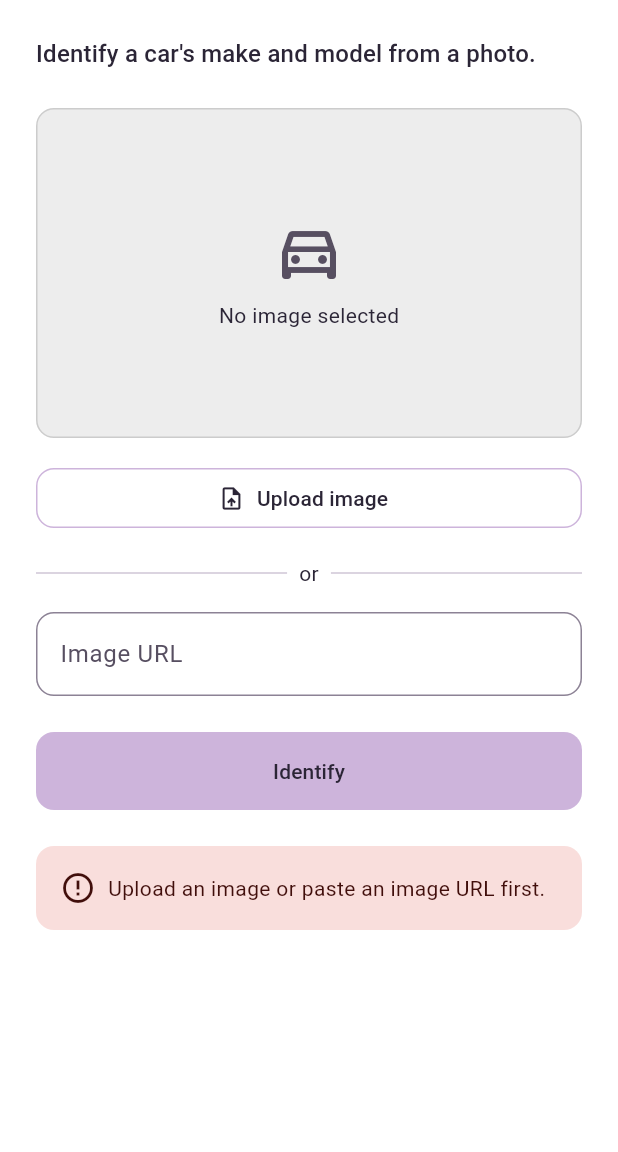
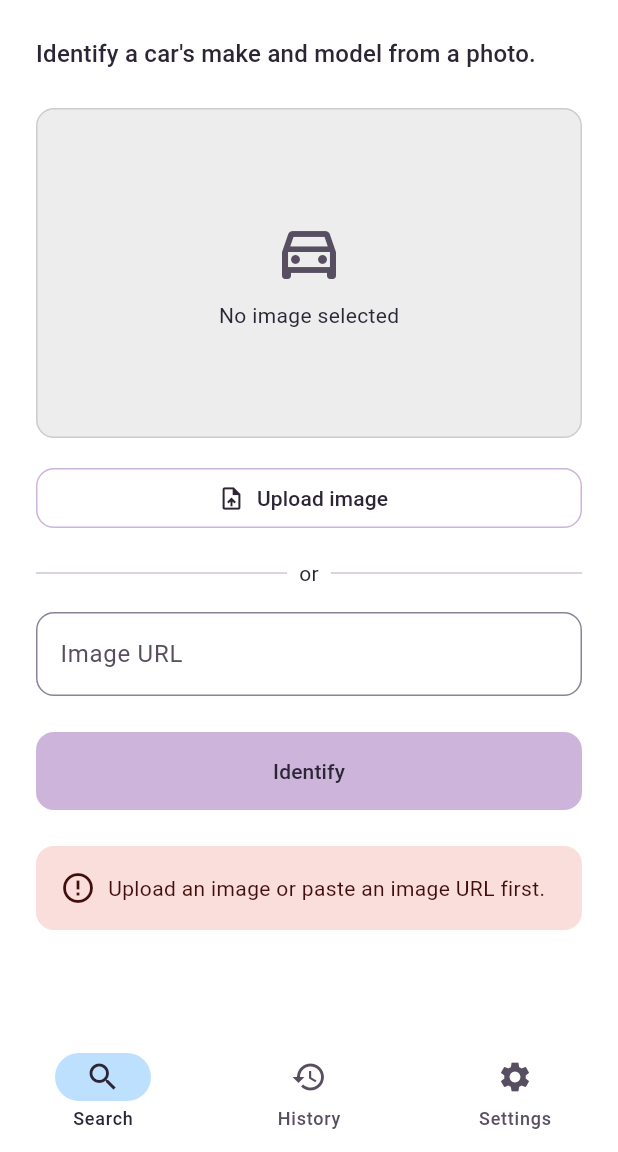
Before and after one commit to k13nNg/driftID, a Flutter app: the screen it shows after launch, after a tap on "Identify", on a phone screen of 412 x 824 dp, the part 84-1236 px from its top. Run offline on Flutter 3.47's test engine with Material 3 defaults, Android fonts, the phone set to English and light mode, and no system bars; our stand-ins replace file_picker; project files that could hold a hidden picture were left out.

Commit message:
T005: app shell + bottom tab navigation
Add an AppShell with a persistent NavigationBar over an IndexedStack of
Search / History / Settings, making it the MaterialApp home. Search stays
the default landing tab and reuses HomeScreen unchanged; History and
Settings are placeholder destinations (History is filled in T007).

Mark T005 done and move it to done/; update S002 table/criterion and the
T006/T007 dependency links.

Co-authored-by: Cursor <cursoragent@cursor.com>

```diff
--- /dev/null
+++ b/ui/lib/app_shell.dart
@@ -0,0 +1,66 @@
+import 'package:flutter/material.dart';
+
+import 'screens/history_screen.dart';
+import 'screens/home_screen.dart';
+import 'screens/settings_screen.dart';
+
+/// App shell hosting the three top-level sections behind a persistent bottom
+/// [NavigationBar] (US-07). An [IndexedStack] keeps every tab's state alive, so
+/// switching sections never triggers a route push or full reload — the Search
+/// flow keeps its picked image / results when the user visits History and back.
+class AppShell extends StatefulWidget {
+  const AppShell({super.key});
+
+  @override
+  State<AppShell> createState() => _AppShellState();
+}
+
+class _AppShellState extends State<AppShell> {
+  // Default landing section is Search (US-07).
+  int _index = 0;
+
+  static const List<Widget> _sections = [
+    HomeScreen(),
+    HistoryScreen(),
+    SettingsScreen(),
+  ];
+
+  void _onDestinationSelected(int index) {
+    setState(() => _index = index);
+  }
+
+  @override
+  Widget build(BuildContext context) {
+    return Scaffold(
+      body: IndexedStack(
+        index: _index,
+        children: _sections,
+      ),
+      bottomNavigationBar: NavigationBar(
+        key: const Key('app-nav-bar'),
+        selectedIndex: _index,
+        onDestinationSelected: _onDestinationSelected,
+        destinations: const [
+          NavigationDestination(
+            key: Key('nav-search'),
+            icon: Icon(Icons.search),
+            label: 'Search',
+            tooltip: 'Search tab',
+          ),
+          NavigationDestination(
+            key: Key('nav-history'),
+            icon: Icon(Icons.history),
+            label: 'History',
+            tooltip: 'History tab',
+          ),
+          NavigationDestination(
+            key: Key('nav-settings'),
+            icon: Icon(Icons.settings),
+            label: 'Settings',
+            tooltip: 'Settings tab',
+          ),
+        ],
+      ),
+    );
+  }
+}
--- a/ui/lib/main.dart
+++ b/ui/lib/main.dart
@@ -1,6 +1,6 @@
 import 'package:flutter/material.dart';
 
-import 'screens/home_screen.dart';
+import 'app_shell.dart';
 
 void main() {
   runApp(const DriftIDApp());
@@ -103,7 +103,7 @@ class DriftIDApp extends StatelessWidget {
           ),
         ),
       ),
-      home: const HomeScreen(),
+      home: const AppShell(),
     );
   }
 }
--- /dev/null
+++ b/ui/lib/screens/history_screen.dart
@@ -0,0 +1,31 @@
+import 'package:flutter/material.dart';
+
+import '../main.dart';
+
+/// History tab. Placeholder destination for T005 — the real list of saved
+/// identifications (thumbnail, label, confidence, time) is built in T007.
+class HistoryScreen extends StatelessWidget {
+  const HistoryScreen({super.key});
+
+  @override
+  Widget build(BuildContext context) {
+    final theme = Theme.of(context);
+    return Scaffold(
+      appBar: AppBar(
+        title: const Text('History'),
+      ),
+      body: Center(
+        child: Padding(
+          padding: const EdgeInsets.all(DriftSpacing.lg),
+          child: Semantics(
+            child: Text(
+              'No history yet',
+              key: const Key('history-empty'),
+              style: theme.textTheme.titleMedium,
+            ),
+          ),
+        ),
+      ),
+    );
+  }
+}
--- /dev/null
+++ b/ui/lib/screens/settings_screen.dart
@@ -0,0 +1,40 @@
+import 'package:flutter/material.dart';
+
+import '../main.dart';
+
+/// Settings tab. Minimal placeholder for T005 — a real settings feature set is
+/// out of scope this sprint (see S002).
+class SettingsScreen extends StatelessWidget {
+  const SettingsScreen({super.key});
+
+  @override
+  Widget build(BuildContext context) {
+    final theme = Theme.of(context);
+    return Scaffold(
+      appBar: AppBar(
+        title: const Text('Settings'),
+      ),
+      body: Align(
+        alignment: Alignment.topCenter,
+        child: ConstrainedBox(
+          constraints: const BoxConstraints(maxWidth: 640),
+          child: Padding(
+            padding: const EdgeInsets.all(DriftSpacing.lg),
+            child: Column(
+              crossAxisAlignment: CrossAxisAlignment.start,
+              children: [
+                Text('About', style: theme.textTheme.titleLarge),
+                const SizedBox(height: DriftSpacing.sm),
+                Text(
+                  'DriftID identifies a car\'s make and model from a photo.',
+                  key: const Key('settings-about'),
+                  style: theme.textTheme.bodyMedium,
+                ),
+              ],
+            ),
+          ),
+        ),
+      ),
+    );
+  }
+}
```
Also changed, not shown: 5 other files.
